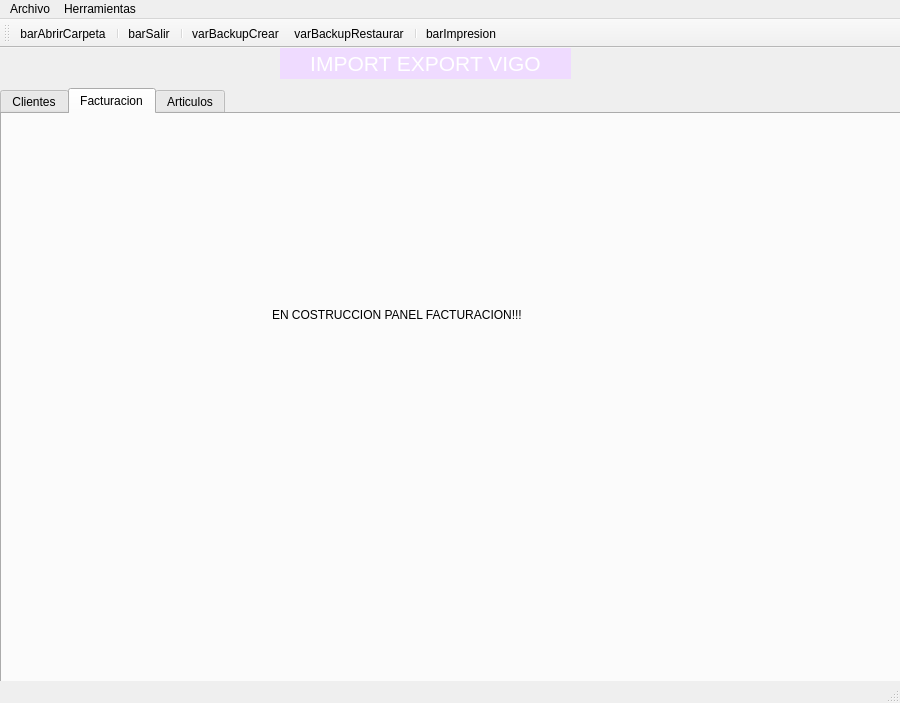
First picture: the form in window.ui, repository PortelaAtenea/BasicInterface, before the edit.
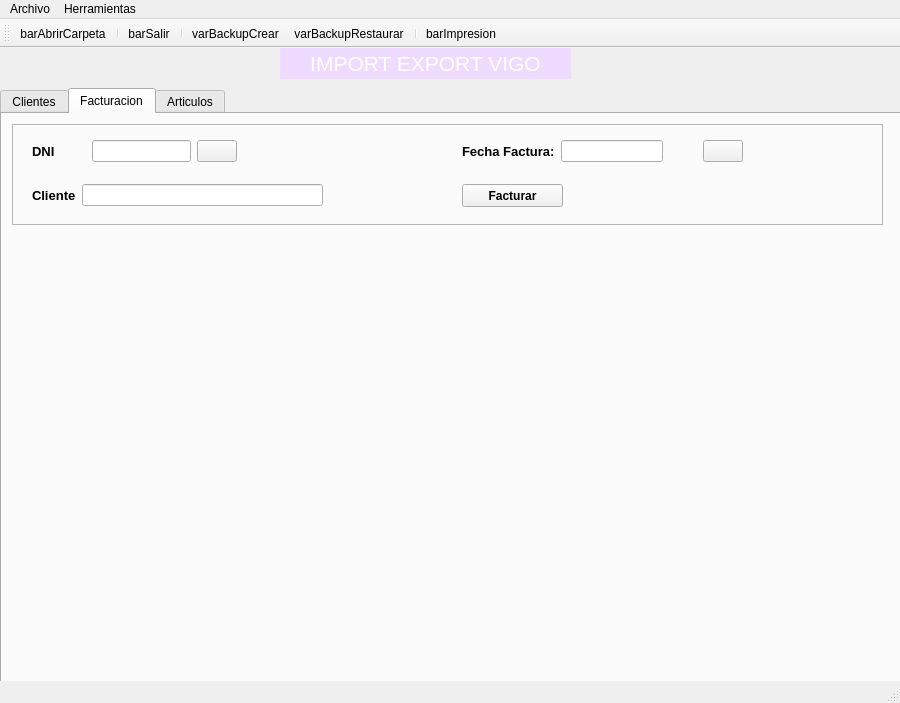
Second picture: the form after the edit. The open tabs and pages were chosen to show the change. Icons and pictures are not drawn.

Diff of the .ui file:
```diff
--- a/window.ui
+++ b/window.ui
@@ -698,18 +698,187 @@
      <attribute name="title">
       <string>Facturacion</string>
      </attribute>
-     <widget class="QLabel" name="label">
+     <widget class="QFrame" name="frame">
       <property name="geometry">
        <rect>
-        <x>270</x>
-        <y>150</y>
-        <width>311</width>
+        <x>10</x>
+        <y>10</y>
+        <width>871</width>
         <height>101</height>
        </rect>
       </property>
-      <property name="text">
-       <string>EN COSTRUCCION PANEL FACTURACION!!!</string>
+      <property name="frameShape">
+       <enum>QFrame::StyledPanel</enum>
       </property>
+      <property name="frameShadow">
+       <enum>QFrame::Raised</enum>
+      </property>
+      <widget class="QPushButton" name="btnFacturar">
+       <property name="geometry">
+        <rect>
+         <x>450</x>
+         <y>60</y>
+         <width>101</width>
+         <height>23</height>
+        </rect>
+       </property>
+       <property name="font">
+        <font>
+         <weight>75</weight>
+         <bold>true</bold>
+        </font>
+       </property>
+       <property name="text">
+        <string>Facturar</string>
+       </property>
+      </widget>
+      <widget class="QWidget" name="">
+       <property name="geometry">
+        <rect>
+         <x>20</x>
+         <y>10</y>
+         <width>205</width>
+         <height>34</height>
+        </rect>
+       </property>
+       <layout class="QHBoxLayout" name="horizontalLayout_2">
+        <item>
+         <widget class="QLabel" name="lblDni_2">
+          <property name="font">
+           <font>
+            <pointsize>10</pointsize>
+            <weight>75</weight>
+            <bold>true</bold>
+           </font>
+          </property>
+          <property name="text">
+           <string>DNI</string>
+          </property>
+         </widget>
+        </item>
+        <item>
+         <spacer name="horizontalSpacer_2">
+          <property name="orientation">
+           <enum>Qt::Horizontal</enum>
+          </property>
+          <property name="sizeHint" stdset="0">
+           <size>
+            <width>40</width>
+            <height>20</height>
+           </size>
+          </property>
+         </spacer>
+        </item>
+        <item>
+         <widget class="QLineEdit" name="txtDniFac"/>
+        </item>
+        <item>
+         <widget class="QPushButton" name="btnBuscaCliFac">
+          <property name="text">
+           <string/>
+          </property>
+          <property name="icon">
+           <iconset>
+            <normaloff>img/buscar.png</normaloff>img/buscar.png</iconset>
+          </property>
+          <property name="iconSize">
+           <size>
+            <width>24</width>
+            <height>24</height>
+           </size>
+          </property>
+         </widget>
+        </item>
+       </layout>
+      </widget>
+      <widget class="QWidget" name="">
+       <property name="geometry">
+        <rect>
+         <x>450</x>
+         <y>10</y>
+         <width>281</width>
+         <height>34</height>
+        </rect>
+       </property>
+       <layout class="QHBoxLayout" name="horizontalLayout_3">
+        <item>
+         <widget class="QLabel" name="lblApel_3">
+          <property name="font">
+           <font>
+            <pointsize>10</pointsize>
+            <weight>75</weight>
+            <bold>true</bold>
+           </font>
+          </property>
+          <property name="text">
+           <string>Fecha Factura:</string>
+          </property>
+         </widget>
+        </item>
+        <item>
+         <widget class="QLineEdit" name="txtFechaFac"/>
+        </item>
+        <item>
+         <spacer name="horizontalSpacer">
+          <property name="orientation">
+           <enum>Qt::Horizontal</enum>
+          </property>
+          <property name="sizeHint" stdset="0">
+           <size>
+            <width>40</width>
+            <height>20</height>
+           </size>
+          </property>
+         </spacer>
+        </item>
+        <item>
+         <widget class="QPushButton" name="btnFechaFac">
+          <property name="text">
+           <string/>
+          </property>
+          <property name="icon">
+           <iconset>
+            <normaloff>img/calendario.png</normaloff>img/calendario.png</iconset>
+          </property>
+          <property name="iconSize">
+           <size>
+            <width>24</width>
+            <height>24</height>
+           </size>
+          </property>
+         </widget>
+        </item>
+       </layout>
+      </widget>
+      <widget class="QWidget" name="">
+       <property name="geometry">
+        <rect>
+         <x>20</x>
+         <y>60</y>
+         <width>291</width>
+         <height>22</height>
+        </rect>
+       </property>
+       <layout class="QHBoxLayout" name="horizontalLayout_4">
+        <item>
+         <widget class="QLabel" name="lblApel_2">
+          <property name="font">
+           <font>
+            <pointsize>10</pointsize>
+            <weight>75</weight>
+            <bold>true</bold>
+           </font>
+          </property>
+          <property name="text">
+           <string>Cliente</string>
+          </property>
+         </widget>
+        </item>
+        <item>
+         <widget class="QLineEdit" name="txtCliFac"/>
+        </item>
+       </layout>
+      </widget>
      </widget>
     </widget>
     <widget class="QWidget" name="tabArticulos">
```
Left out of the diff: 2 changed lines with no effect on the pictures.
